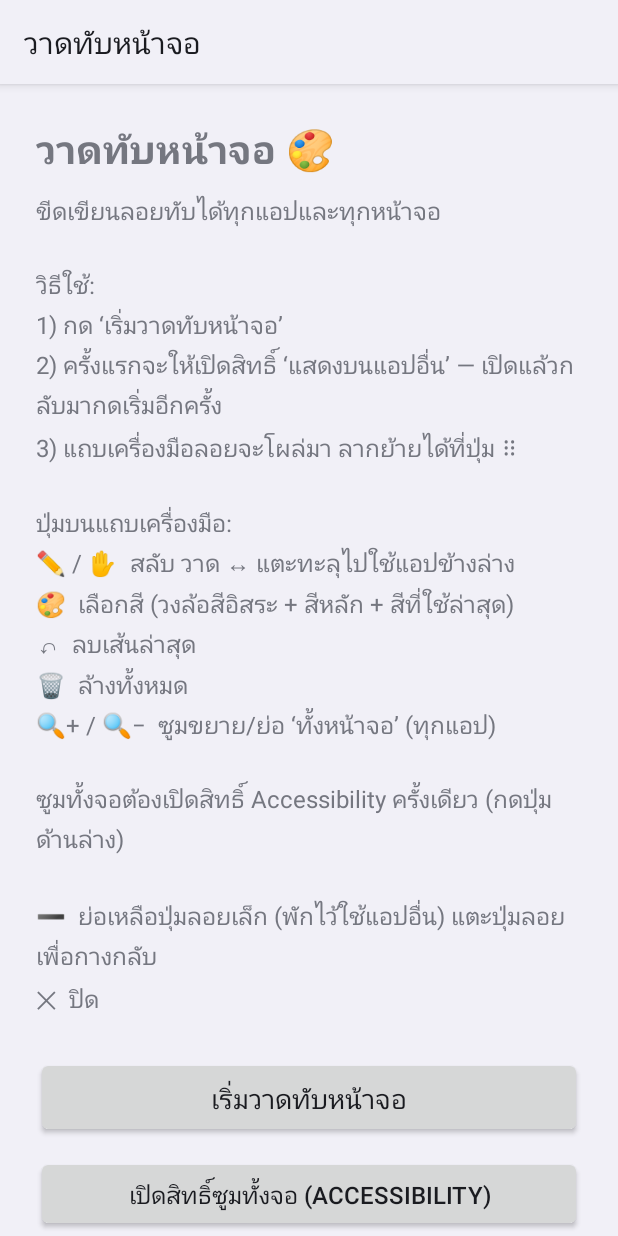
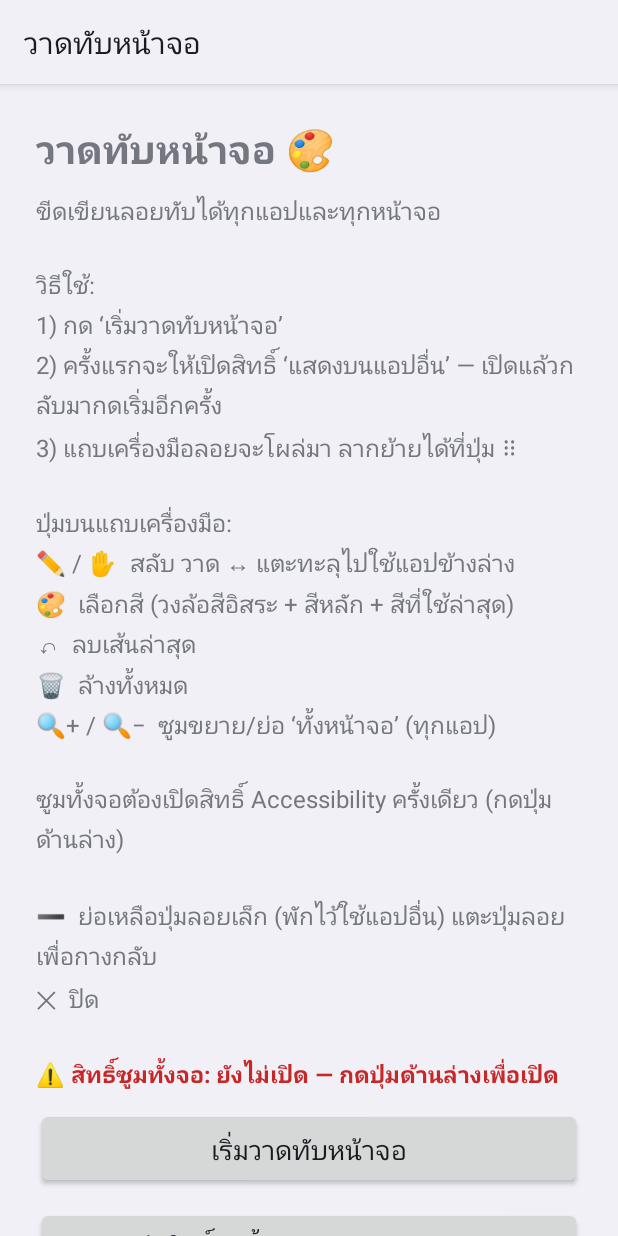
Before and after one commit to trd-code/Minimal-project, an Android app: the screen it shows after launch (MainActivity), on a phone screen of 412 x 824 dp. Run offline under Robolectric (Android 15) with nearby library versions, the phone set to English and light mode, and no system bars.

Commit message:
Make full-screen zoom reliable and add status/feedback
Use MagnificationConfig (fullscreen mode, centered) on API 33+ with a
setScale/setCenter fallback, and toast the result so zoom failures are
visible. MagnifierService toasts when connected; MainActivity shows whether
the accessibility service is enabled. Bump versionName to 1.4.

Co-Authored-By: Claude Opus 4.8 <noreply@anthropic.com>
Claude-Session: https://claude.ai/code/session_01FkfMPwMEF4H3YTh3ovCr9L

```diff
--- a/android-overlay/app/build.gradle.kts
+++ b/android-overlay/app/build.gradle.kts
@@ -11,8 +11,8 @@ android {
         applicationId = "com.trdcode.screendraw"
         minSdk = 26
         targetSdk = 33
-        versionCode = 4
-        versionName = "1.3"
+        versionCode = 5
+        versionName = "1.4"
     }
 
     buildTypes {
--- a/android-overlay/app/src/main/java/com/trdcode/screendraw/MainActivity.kt
+++ b/android-overlay/app/src/main/java/com/trdcode/screendraw/MainActivity.kt
@@ -7,7 +7,9 @@ import android.net.Uri
 import android.os.Build
 import android.os.Bundle
 import android.provider.Settings
+import android.text.TextUtils
 import android.widget.Button
+import android.widget.TextView
 import android.widget.Toast
 
 class MainActivity : Activity() {
@@ -41,6 +43,32 @@ class MainActivity : Activity() {
             stopService(Intent(this, OverlayService::class.java))
             Toast.makeText(this, "หยุดแล้ว", Toast.LENGTH_SHORT).show()
         }
+    }
+
+    override fun onResume() {
+        super.onResume()
+        val status = findViewById<TextView>(R.id.statusText)
+        if (isMagnifierEnabled()) {
+            status.text = "✅ สิทธิ์ซูมทั้งจอ: เปิดอยู่ (ใช้ปุ่ม 🔍 ได้)"
+            status.setTextColor(0xFF2E7D32.toInt())
+        } else {
+            status.text = "⚠️ สิทธิ์ซูมทั้งจอ: ยังไม่เปิด — กดปุ่มด้านล่างเพื่อเปิด"
+            status.setTextColor(0xFFC62828.toInt())
+        }
+    }
+
+    private fun isMagnifierEnabled(): Boolean {
+        val flat = Settings.Secure.getString(
+            contentResolver,
+            Settings.Secure.ENABLED_ACCESSIBILITY_SERVICES
+        ) ?: return false
+        val target = "$packageName/${MagnifierService::class.java.name}"
+        val splitter = TextUtils.SimpleStringSplitter(':')
+        splitter.setString(flat)
+        for (name in splitter) {
+            if (name.equals(target, ignoreCase = true)) return true
+        }
+        return false
     }
 
     private fun requestOverlayPermission() {
--- a/android-overlay/app/src/main/res/layout/activity_main.xml
+++ b/android-overlay/app/src/main/res/layout/activity_main.xml
@@ -24,6 +24,15 @@
             android:textSize="16sp"
             android:lineSpacingMultiplier="1.2"
             android:paddingBottom="28dp" />
+
+        <TextView
+            android:id="@+id/statusText"
+            android:layout_width="match_parent"
+            android:layout_height="wrap_content"
+            android:text=""
+            android:textStyle="bold"
+            android:textSize="15sp"
+            android:paddingBottom="12dp" />
 
         <Button
             android:id="@+id/btnStart"
```
Also changed, not shown: android-overlay/app/src/main/java/com/trdcode/screendraw/MagnifierService.kt (+39 -8 lines).
